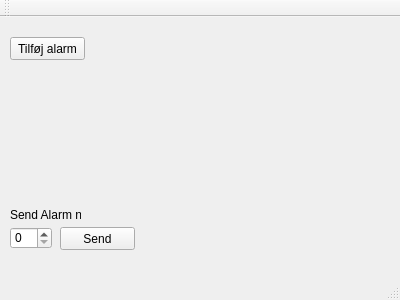
Simmetopia/semester_02, file SMS/mainwindow.ui: the form before one commit.
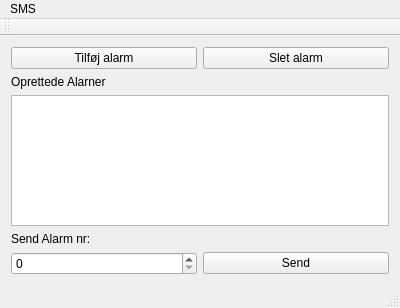
The form after the commit.

Diff of the .ui file:
```diff
--- a/SMS/mainwindow.ui
+++ b/SMS/mainwindow.ui
@@ -7,7 +7,7 @@
     <x>0</x>
     <y>0</y>
     <width>400</width>
-    <height>300</height>
+    <height>308</height>
    </rect>
   </property>
   <property name="windowTitle">
@@ -17,55 +17,77 @@
    <string notr="true"/>
   </property>
   <widget class="QWidget" name="centralWidget">
+   <layout class="QVBoxLayout" name="verticalLayout_3">
+    <item>
+     <layout class="QHBoxLayout" name="horizontalLayout">
+      <item>
    <widget class="QPushButton" name="pushButton">
-    <property name="geometry">
-     <rect>
-      <x>10</x>
-      <y>20</y>
-      <width>75</width>
-      <height>23</height>
-     </rect>
-    </property>
     <property name="text">
      <string>Tilføj alarm</string>
     </property>
    </widget>
-   <widget class="QSpinBox" name="spinBox">
-    <property name="geometry">
-     <rect>
-      <x>10</x>
-      <y>210</y>
-      <width>42</width>
-      <height>22</height>
-     </rect>
-    </property>
-   </widget>
+      </item>
+      <item>
+       <widget class="QPushButton" name="pushButton_3">
+        <property name="text">
+         <string>Slet alarm</string>
+        </property>
+       </widget>
+      </item>
+     </layout>
+    </item>
+    <item>
+     <layout class="QVBoxLayout" name="verticalLayout"/>
+    </item>
+    <item>
+     <widget class="QLabel" name="label_2">
+      <property name="text">
+       <string>Oprettede Alarner</string>
+      </property>
+     </widget>
+    </item>
+    <item>
+     <widget class="QListWidget" name="listWidget"/>
+    </item>
+    <item>
+     <spacer name="verticalSpacer">
+      <property name="orientation">
+       <enum>Qt::Vertical</enum>
+      </property>
+      <property name="sizeHint" stdset="0">
+       <size>
+        <width>20</width>
+        <height>40</height>
+       </size>
+      </property>
+     </spacer>
+    </item>
+    <item>
+     <layout class="QVBoxLayout" name="verticalLayout_2">
+      <item>
    <widget class="QLabel" name="label">
-    <property name="geometry">
-     <rect>
-      <x>10</x>
-      <y>190</y>
-      <width>71</width>
-      <height>16</height>
-     </rect>
-    </property>
     <property name="text">
      <string>Send Alarm nr:</string>
     </property>
    </widget>
+      </item>
+      <item>
+       <layout class="QHBoxLayout" name="horizontalLayout_2">
+        <item>
+         <widget class="QSpinBox" name="spinBox"/>
+        </item>
+        <item>
    <widget class="QPushButton" name="pushButton_2">
-    <property name="geometry">
-     <rect>
-      <x>60</x>
-      <y>210</y>
-      <width>75</width>
-      <height>23</height>
-     </rect>
-    </property>
     <property name="text">
      <string>Send</string>
     </property>
    </widget>
+        </item>
+       </layout>
+      </item>
+     </layout>
+    </item>
+   </layout>
   </widget>
   <widget class="QMenuBar" name="menuBar">
    <property name="geometry">
@@ -73,9 +95,15 @@
      <x>0</x>
      <y>0</y>
      <width>400</width>
-     <height>21</height>
+     <height>26</height>
     </rect>
    </property>
+   <widget class="QMenu" name="menuSMS">
+    <property name="title">
+     <string>SMS</string>
+    </property>
+   </widget>
+   <addaction name="menuSMS"/>
   </widget>
   <widget class="QToolBar" name="mainToolBar">
    <attribute name="toolBarArea">
```
Lines whose indentation alone changed are shown as unchanged.
